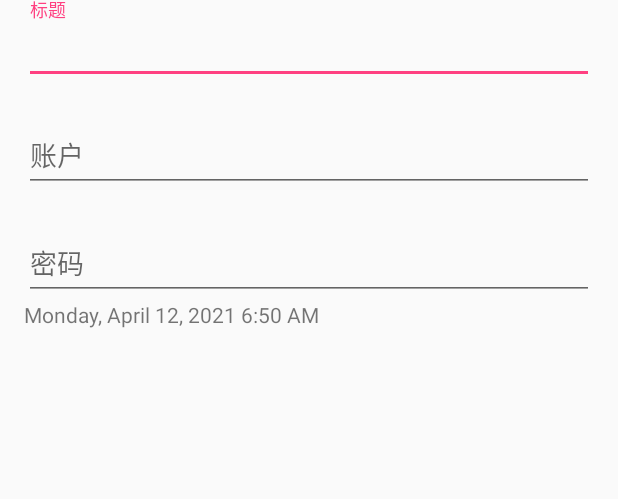
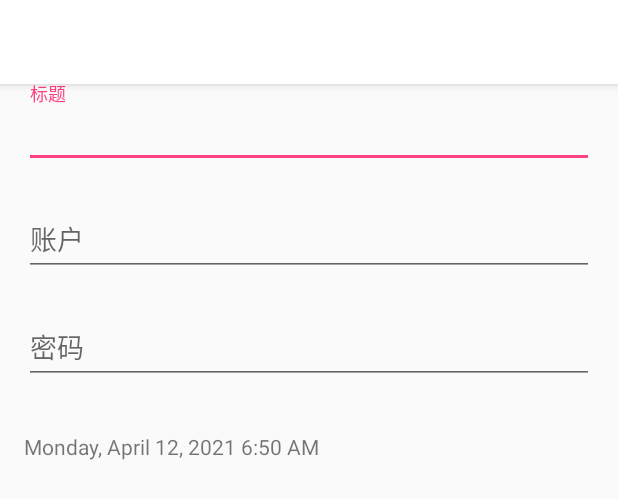
Before and after one commit to sohnyi/liangmi_android, an Android app: the layout fragment_password.xml on its own in the app's theme, with its tools: preview values and no code run, on a phone screen of 412 x 824 dp. Shown: the top 499 px of the screen. Run offline under Robolectric (Android 15) with nearby library versions, the phone set to English and light mode, and no system bars.

Commit message:
optimize the password edit page

```diff
--- a/app/src/main/java/com/sohnyi/liangmi/PasswordPagerActivity.kt
+++ b/app/src/main/java/com/sohnyi/liangmi/PasswordPagerActivity.kt
@@ -2,9 +2,11 @@ package com.sohnyi.liangmi
 
 import android.content.Context
 import android.content.Intent
+import android.graphics.Color
 import androidx.appcompat.app.AppCompatActivity
 import android.os.Bundle
 import androidx.fragment.app.FragmentManager
+import com.sohnyi.liangmi.utils.setStatusBarMode
 
 class PasswordPagerActivity : AppCompatActivity() {
 
@@ -23,6 +25,8 @@ class PasswordPagerActivity : AppCompatActivity() {
         super.onCreate(savedInstanceState)
         setContentView(R.layout.activity_password_pager)
 
+        setStatusBarMode(Color.WHITE, true)
+
         val passwordId = intent.getIntExtra(EXTRA_PASSWORD_ID, 0)
 
         val fm = supportFragmentManager
--- a/app/src/main/java/com/sohnyi/liangmi/entry/Password.kt
+++ b/app/src/main/java/com/sohnyi/liangmi/entry/Password.kt
@@ -1,6 +1,7 @@
 package com.sohnyi.liangmi.entry
 
 data class Password(
+    val id: Int,
     val title: String,
     val iconId: Int,
     val account: String,
--- a/app/src/main/res/layout/activity_password_pager.xml
+++ b/app/src/main/res/layout/activity_password_pager.xml
@@ -1,9 +1,9 @@
 <?xml version="1.0" encoding="utf-8"?>
-<fragment xmlns:android="http://schemas.android.com/apk/res/android"
+<FrameLayout xmlns:android="http://schemas.android.com/apk/res/android"
     android:id="@+id/fragment_container"
     xmlns:tools="http://schemas.android.com/tools"
     android:layout_width="match_parent"
     android:layout_height="match_parent"
     tools:context=".PasswordPagerActivity">
 
-</fragment>
+</FrameLayout>
--- a/app/src/main/res/layout/fragment_password.xml
+++ b/app/src/main/res/layout/fragment_password.xml
@@ -1,9 +1,17 @@
 <?xml version="1.0" encoding="utf-8"?>
 <androidx.constraintlayout.widget.ConstraintLayout xmlns:android="http://schemas.android.com/apk/res/android"
     xmlns:app="http://schemas.android.com/apk/res-auto"
+    xmlns:tools="http://schemas.android.com/tools"
     android:layout_width="match_parent"
-    android:layout_height="match_parent"
-    xmlns:tools="http://schemas.android.com/tools">
+    android:layout_height="match_parent">
+
+    <androidx.appcompat.widget.Toolbar
+        android:id="@+id/toolbar"
+        android:layout_width="match_parent"
+        android:layout_height="?attr/actionBarSize"
+        android:background="@color/white"
+        android:elevation="4dp"
+        app:layout_constraintTop_toTopOf="parent" />
 
     <com.google.android.material.textfield.TextInputLayout
         android:id="@+id/tl_title"
@@ -11,7 +19,7 @@
         android:layout_height="wrap_content"
         android:layout_marginHorizontal="16dp"
         android:hint="@string/title"
-        app:layout_constraintTop_toTopOf="parent">
+        app:layout_constraintTop_toBottomOf="@id/toolbar">
 
         <com.google.android.material.textfield.TextInputEditText
             android:id="@+id/et_title"
@@ -66,8 +74,9 @@
         android:id="@+id/tv_update_time"
         android:layout_width="wrap_content"
         android:layout_height="wrap_content"
+        android:layout_marginTop="32dp"
         app:layout_constraintStart_toStartOf="@id/tl_title"
         app:layout_constraintTop_toBottomOf="@id/tl_password"
-        tools:text="Monday, April 12, 2021 6:50 AM"/>
+        tools:text="Monday, April 12, 2021 6:50 AM" />
 
 </androidx.constraintlayout.widget.ConstraintLayout>
```
Also changed, not shown: app/src/main/java/com/sohnyi/liangmi/PasswordFragment.kt (+13 -1 lines), app/src/main/java/com/sohnyi/liangmi/PasswordListActivity.kt (+15 -5 lines), app/src/main/java/com/sohnyi/liangmi/adapter/PasswordListAdapter.kt (renamed from app/src/main/java/com/sohnyi/liangmi/adapter/PasswordsAdapter.kt, +9 -3 lines), app/src/main/java/com/sohnyi/liangmi/viewholder/PasswordHolder.kt (+7 -11 lines).
